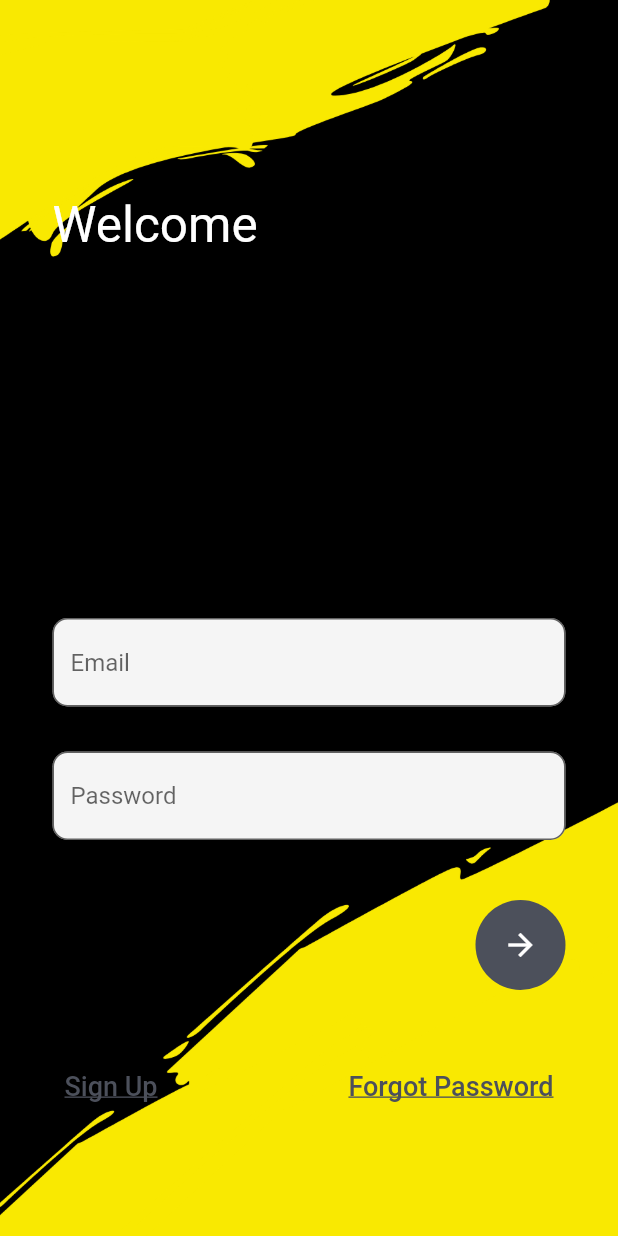
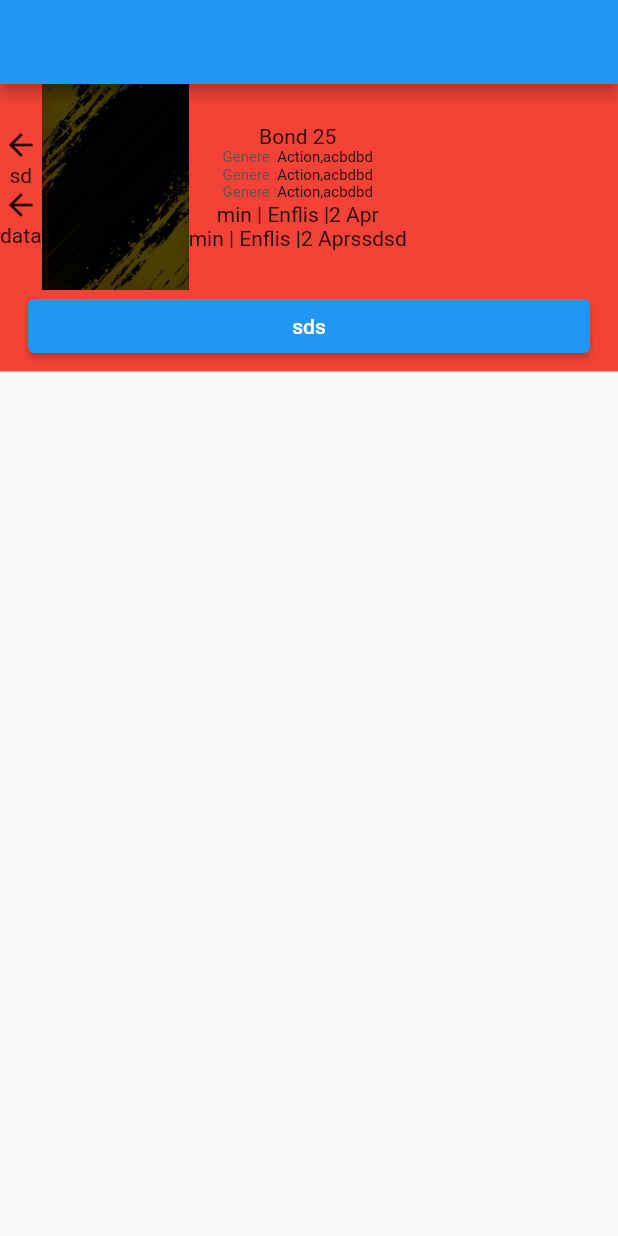
Before and after one commit to sayanths/movie_display_banglore_project, a Flutter app: the screen it shows after launch, on a phone screen of 412 x 824 dp. Run offline on Flutter 3.47's test engine with Material 2 defaults, Android fonts, the phone set to English and light mode, and no system bars.

Commit message:
homePage_ui completed

```diff
--- /dev/null
+++ b/lib/app/home_page/view/home_page.dart
@@ -0,0 +1,88 @@
+import 'package:flutter/material.dart';
+
+class HomePage extends StatelessWidget {
+  const HomePage({super.key});
+
+  @override
+  Widget build(BuildContext context) {
+    Size size = MediaQuery.of(context).size;
+    return Scaffold(
+      appBar: AppBar(),
+      body: SafeArea(
+        child: Column(
+          children: [
+            Container(
+              height: size.height / 4.3,
+              width: size.width,
+              color: Colors.red,
+              child: Column(
+                children: [
+                  Row(
+                    children: [
+                      Column(
+                        children: const [
+                          Icon(Icons.arrow_back),
+                          Text("sd"),
+                          Icon(Icons.arrow_back),
+                          Text("data")
+                        ],
+                      ),
+                      Image.asset(
+                        "assets/e.jpg",
+                        height: size.height / 6,
+                      ),
+                      Column(
+                        children: const [
+                          Text("Bond 25"),
+                          CustomRichText(
+                              mainTitle: 'Genere :', subTitle: 'Action,acbdbd'),
+                          CustomRichText(
+                              mainTitle: 'Genere :', subTitle: 'Action,acbdbd'),
+                          CustomRichText(
+                              mainTitle: 'Genere :', subTitle: 'Action,acbdbd'),
+                          Text("min | Enflis |2 Apr"),
+                          Text("min | Enflis |2 Aprssdsd"),
+                        ],
+                      ),
+                    ],
+                  ),
+                  SizedBox(
+                      width: size.width / 1.1,
+                      child: ElevatedButton(
+                          onPressed: () {}, child: const Text("sds")))
+                ],
+              ),
+            ),
+          ],
+        ),
+      ),
+    );
+  }
+}
+
+class CustomRichText extends StatelessWidget {
+  final String mainTitle;
+  final String subTitle;
+  const CustomRichText({
+    Key? key,
+    required this.mainTitle,
+    required this.subTitle,
+  }) : super(key: key);
+
+  @override
+  Widget build(BuildContext context) {
+    return RichText(
+      text: TextSpan(
+          text: mainTitle,
+          style: const TextStyle(
+              color: Color.fromARGB(255, 85, 85, 85), fontSize: 10),
+          children: <TextSpan>[
+            TextSpan(
+              text: subTitle,
+              style: const TextStyle(
+                  color: Color.fromARGB(255, 12, 12, 12), fontSize: 10),
+            )
+          ]),
+    );
+  }
+}
--- a/lib/main.dart
+++ b/lib/main.dart
@@ -1,5 +1,5 @@
 import 'package:flutter/material.dart';
-import 'package:movie_project_banglore/app/login_page/view/login_page.dart';
+import 'package:movie_project_banglore/app/home_page/view/home_page.dart';
 
 void main() {
   runApp(const MyApp());
@@ -12,8 +12,9 @@ class MyApp extends StatelessWidget {
   @override
   Widget build(BuildContext context) {
     return const MaterialApp(
+      debugShowCheckedModeBanner: false,
       title: 'Flutter Demo',
-      home: MyLogin(),
+      home: HomePage(),
     );
   }
 }
```
Also changed, not shown: assets/e.jpg, lib/app/home_page/view_model/home_page.dart (added).
